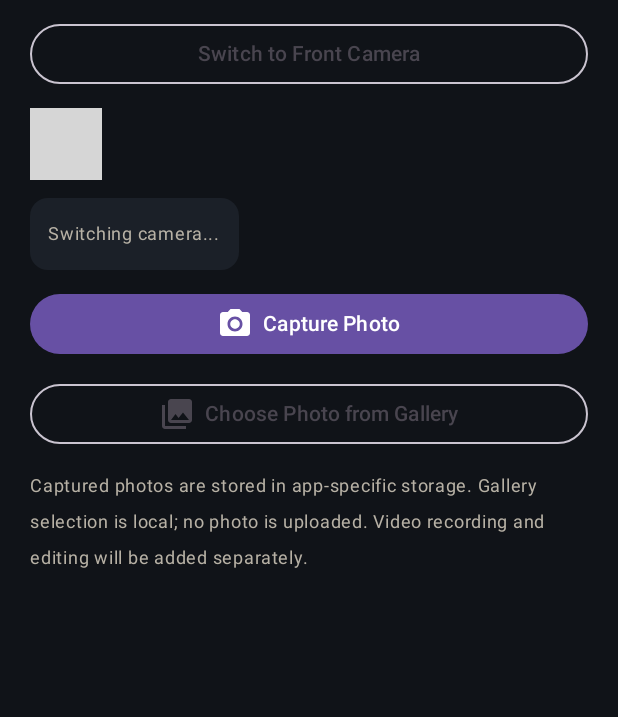
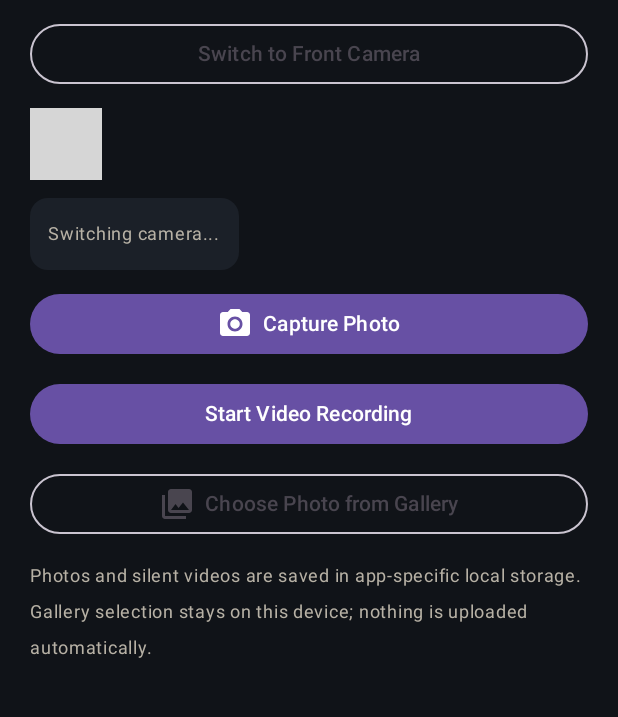
Before and after one commit to uccinzamamul16-source/AI-CAM-PRO, an Android app built with Jetpack Compose: the screen it shows after launch (MainActivity), after a tap on "Capture Photo", on a phone screen of 412 x 824 dp, the part 256-973 px from its top. Run offline under Robolectric (Android 15) with nearby library versions, the phone set to English and light mode, and no system bars; libraries missing offline, so code that uses them is left out: androidx.camera.core, androidx.camera.lifecycle, androidx.camera.video, androidx.camera.view; 2 statements that could not run were skipped; 3 other taps on this screen came first; grey boxes are pictures that could not be loaded.

Commit message:
Add local silent video recording to Camera Studio

```diff
--- a/app/src/main/java/com/dreamhome/aicampro/MainActivity.kt
+++ b/app/src/main/java/com/dreamhome/aicampro/MainActivity.kt
@@ -16,6 +16,13 @@ import androidx.camera.core.Preview
 import androidx.camera.core.ImageCaptureException
 import androidx.camera.core.ImageCapture
 import androidx.camera.core.CameraSelector
+import androidx.camera.video.FileOutputOptions
+import androidx.camera.video.Quality
+import androidx.camera.video.QualitySelector
+import androidx.camera.video.Recorder
+import androidx.camera.video.Recording
+import androidx.camera.video.VideoCapture
+import androidx.camera.video.VideoRecordEvent
 import androidx.activity.result.contract.ActivityResultContracts
 import androidx.activity.compose.rememberLauncherForActivityResult
 import android.widget.Toast
@@ -395,6 +402,9 @@ private fun CameraStudioScreen(surface: Color, foreground: Color, muted: Color)
         mutableStateOf(ContextCompat.checkSelfPermission(context, Manifest.permission.CAMERA) == PackageManager.PERMISSION_GRANTED)
     }
     var imageCapture by remember { mutableStateOf<ImageCapture?>(null) }
+    var videoCapture by remember { mutableStateOf<VideoCapture<Recorder>?>(null) }
+    var activeRecording by remember { mutableStateOf<Recording?>(null) }
+    var isRecording by remember { mutableStateOf(false) }
     var useFrontCamera by remember { mutableStateOf(false) }
     var cameraMessage by remember { mutableStateOf("Camera permission is required to take photos.") }
     var selectedPhotoUri by remember { mutableStateOf<Uri?>(null) }
@@ -414,7 +424,13 @@ private fun CameraStudioScreen(surface: Color, foreground: Color, muted: Color)
             androidx.compose.material3.OutlinedButton(
                 onClick = {
                     useFrontCamera = !useFrontCamera
+                    if (isRecording) {
+                        activeRecording?.stop()
+                        activeRecording = null
+                        isRecording = false
+                    }
                     imageCapture = null
+                    videoCapture = null
                     cameraMessage = "Switching camera..."
                 },
                 modifier = Modifier.fillMaxWidth()
@@ -435,10 +451,15 @@ private fun CameraStudioScreen(surface: Color, foreground: Color, muted: Color)
                                 val capture = ImageCapture.Builder()
                                     .setCaptureMode(ImageCapture.CAPTURE_MODE_MINIMIZE_LATENCY)
                                     .build()
+                                val recorder = Recorder.Builder()
+                                    .setQualitySelector(QualitySelector.from(Quality.HD))
+                                    .build()
+                                val video = VideoCapture.withOutput(recorder)
                                 cameraProvider.unbindAll()
                                 val selector = if (useFrontCamera) CameraSelector.DEFAULT_FRONT_CAMERA else CameraSelector.DEFAULT_BACK_CAMERA
-                                cameraProvider.bindToLifecycle(lifecycleOwner, selector, preview, capture)
+                                cameraProvider.bindToLifecycle(lifecycleOwner, selector, preview, capture, video)
                                 imageCapture = capture
+                                videoCapture = video
                                 cameraMessage = if (useFrontCamera) "Front camera ready." else "Rear camera ready."
                             } catch (error: Exception) {
                                 imageCapture = null
@@ -482,6 +503,53 @@ private fun CameraStudioScreen(surface: Color, foreground: Color, muted: Color)
                 Text("  Capture Photo")
             }
 
+            androidx.compose.material3.Button(
+                onClick = {
+                    val video = videoCapture
+                    if (video == null) {
+                        cameraMessage = "Video camera is still starting. Please wait."
+                    } else if (isRecording) {
+                        activeRecording?.stop()
+                        activeRecording = null
+                        isRecording = false
+                        cameraMessage = "Finishing video..."
+                    } else {
+                        val folder = File(context.getExternalFilesDir(Environment.DIRECTORY_MOVIES) ?: context.filesDir, "AI_CAM_PRO")
+                        if (!folder.exists()) folder.mkdirs()
+                        val stamp = SimpleDateFormat("yyyyMMdd_HHmmss", Locale.US).format(System.currentTimeMillis())
+                        val videoFile = File(folder, "AICAM_$stamp.mp4")
+                        val output = FileOutputOptions.Builder(videoFile).build()
+                        try {
+                            activeRecording = video.output.prepareRecording(context, output)
+                                .start(ContextCompat.getMainExecutor(context)) { event ->
+                                    when (event) {
+                                        is VideoRecordEvent.Start -> {
+                                            isRecording = true
+                                            cameraMessage = "Recording video..."
+                                        }
+                                        is VideoRecordEvent.Finalize -> {
+                                            isRecording = false
+                                            activeRecording = null
+                                            cameraMessage = if (event.hasError()) {
+                                                "Video recording failed. Please try again."
+                                            } else {
+                                                "Video saved: " + videoFile.name
+                                            }
+                                        }
+                                    }
+                                }
+                        } catch (error: Exception) {
+                            isRecording = false
+                            cameraMessage = "Unable to record video: " + (error.message ?: "unknown error")
+                        }
+                    }
+                },
+                modifier = Modifier.fillMaxWidth(),
+                enabled = videoCapture != null
+            ) {
+                Text(if (isRecording) "Stop Video Recording" else "Start Video Recording")
+            }
+
             androidx.compose.material3.OutlinedButton(
                 onClick = { galleryLauncher.launch("image/*") },
                 modifier = Modifier.fillMaxWidth()
@@ -508,6 +576,6 @@ private fun CameraStudioScreen(surface: Color, foreground: Color, muted: Color)
                 }
             }
         }
-        Text("Captured photos are stored in app-specific storage. Gallery selection is local; no photo is uploaded. Video recording and editing will be added separately.", color = muted, fontSize = 12.sp)
+        Text("Photos and silent videos are saved in app-specific local storage. Gallery selection stays on this device; nothing is uploaded automatically.", color = muted, fontSize = 12.sp)
     }
 }
```
